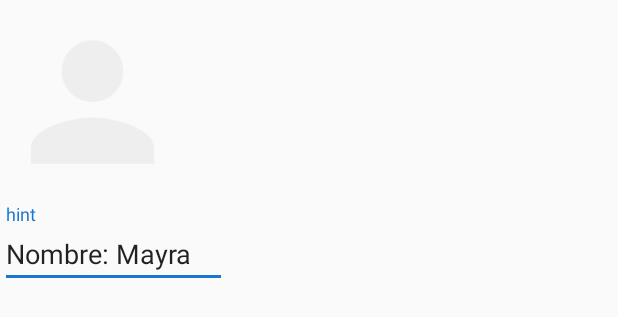
After one commit to mayra314/AppSeguridadEHigiene, an Android app: the layout fragment_perfil_emp.xml on its own in the app's theme, with its tools: preview values and no code run, on a phone screen of 412 x 824 dp. The commit adds this screen. Shown: the top 317 px of the screen. Run offline under Robolectric (Android 15) with nearby library versions, the phone set to English and light mode, and no system bars.

Commit message:
Merge branch 'feature/integracioninterfaz' into develop
conf

```diff
--- /dev/null
+++ b/app/src/main/res/layout/fragment_perfil_emp.xml
@@ -0,0 +1,45 @@
+<?xml version="1.0" encoding="utf-8"?>
+<FrameLayout xmlns:android="http://schemas.android.com/apk/res/android"
+    xmlns:app="http://schemas.android.com/apk/res-auto"
+    xmlns:tools="http://schemas.android.com/tools"
+    android:layout_width="match_parent"
+    android:layout_height="match_parent"
+    tools:context=".PerfilEmpFragment">
+
+    <!-- TODO: Update blank fragment layout -->
+    <TextView
+        android:layout_width="match_parent"
+        android:layout_height="match_parent" />
+
+    <LinearLayout
+        android:layout_width="match_parent"
+        android:layout_height="match_parent"
+        android:orientation="vertical">
+
+        <ImageView
+            android:id="@+id/FotoEmp"
+            android:layout_width="123dp"
+            android:layout_height="136dp"
+            android:src="@drawable/ic_person_black_24dp" />
+
+        <android.support.design.widget.TextInputLayout
+            android:layout_width="match_parent"
+            android:layout_height="match_parent"
+            android:orientation="vertical">
+
+            <android.support.design.widget.TextInputLayout
+                android:layout_width="match_parent"
+                android:layout_height="match_parent">
+
+            </android.support.design.widget.TextInputLayout>
+
+            <android.support.design.widget.TextInputEditText
+                android:layout_width="151dp"
+                android:layout_height="wrap_content"
+                android:hint="hint"
+                android:text="Nombre: Mayra" />
+
+        </android.support.design.widget.TextInputLayout>
+    </LinearLayout>
+
+</FrameLayout>
```
Also changed, not shown: app/src/main/java/com/example/miran/appseguridadehigiene/PerfilEmpFragment.java (added, +108 -0 lines), app/src/main/res/layout/fragment_hse.xml (+4 -4 lines).
